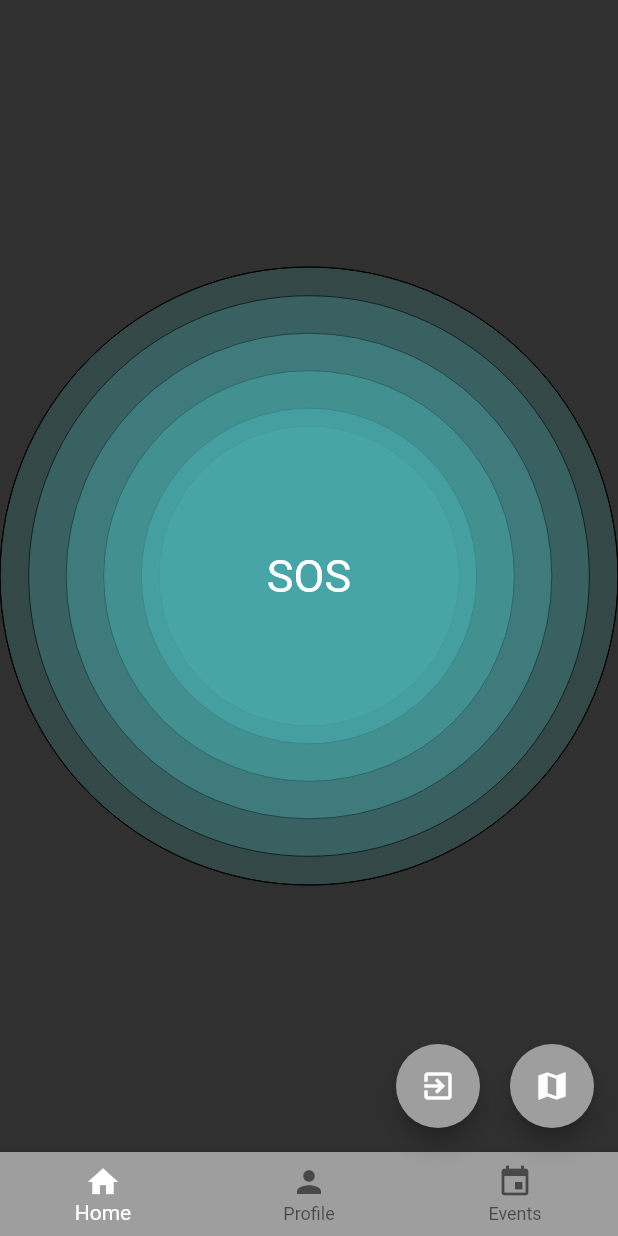
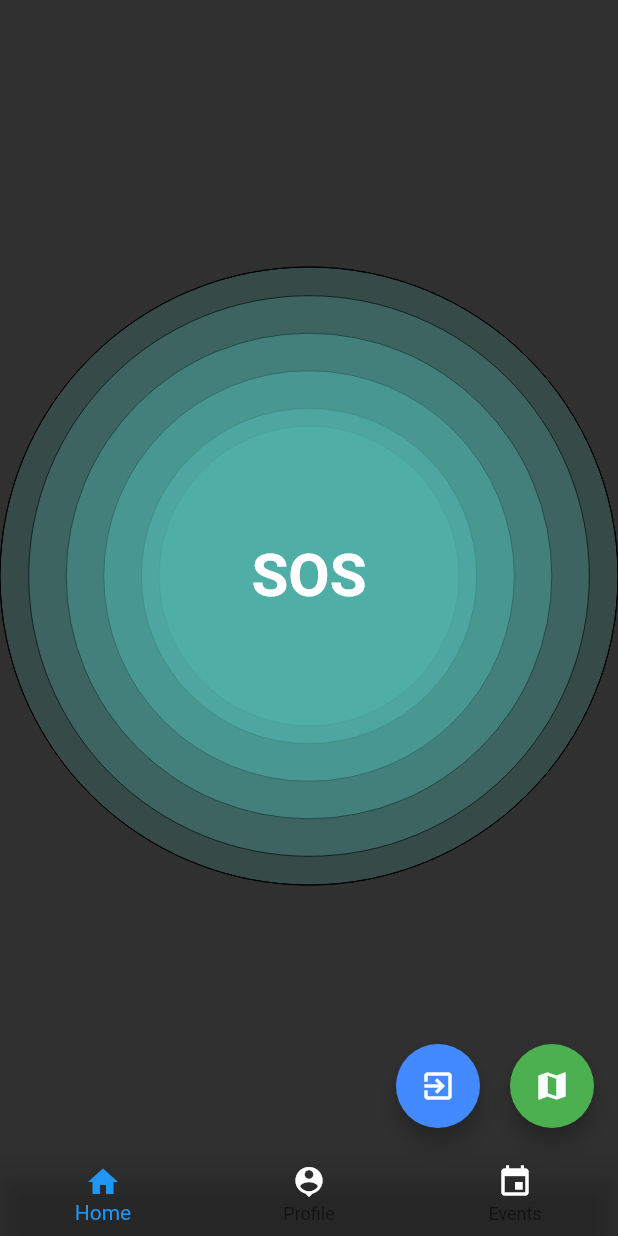
Before and after one commit to ayugupt/SukhmayApp, a Flutter app: the HomePage screen opened directly, on a phone screen of 412 x 824 dp. Run offline on Flutter 3.47's test engine with Material 2 defaults, Android fonts, the phone set to English and light mode, and no system bars; our stand-ins replace firebase_auth, firebase_database, firebase_storage, geolocator, google_maps_flutter, video_player; accounts and stored records are empty; network calls fail.

Commit message:
Added icon. changed name minor UI fixes.

```diff
--- a/lib/homePage.dart
+++ b/lib/homePage.dart
@@ -119,9 +119,9 @@ class HomePageState extends State<HomePage> with TickerProviderStateMixin {
   Widget sosSent(BuildContext c){
     return Container(
       decoration: BoxDecoration(
-        color: Colors.purple,
+        color: Color(0x0350b3ab).withOpacity(1),
         border: Border.all(
-          color: Colors.purple,
+          color: Color(0x0350b3ab),
           width: 0,
         ),
       ),
@@ -156,13 +156,6 @@ class HomePageState extends State<HomePage> with TickerProviderStateMixin {
                     );
                   }
                 },
-              ),
-            ),
-            Text(
-              'Sent',
-              style: TextStyle(
-                fontSize: 30,
-                color: Colors.white,
               ),
             ),
           ],
@@ -204,9 +197,9 @@ Widget transition(double val){
                 child: Container(
                   decoration: BoxDecoration(
                     borderRadius: new BorderRadius.all(Radius.circular(1000*_start)),
-                    color: Colors.purple,
+                    color: Color(0x0350b3ab),
                     border: Border.all(
-                      color: Colors.purple,
+                      color: Color(0x0350b3ab),
                       width: 0,
                     ),
                   ),
@@ -290,7 +283,8 @@ Widget transition(double val){
               child: Text(
                 'SOS',
                 style: TextStyle(
-                  fontSize: 30,
+                  fontSize: 40,
+                  fontWeight: FontWeight.bold,
                   color: Colors.white,
                 ),
               ),
@@ -311,7 +305,7 @@ Widget transition(double val){
           width: 0,
         ),
         shape: BoxShape.circle,
-        color: Color(0xFF48AAAD)
+        color: Color(0x0350b3ab)
             .withOpacity((500 - radius)/500),
       ),
     );
@@ -325,11 +319,11 @@ Widget transition(double val){
             bottomNavigationBar: BottomNavigationBar(
               items: <BottomNavigationBarItem>[
                 BottomNavigationBarItem(
-                    icon: Icon(Icons.home), title: Text("Home")),
+                    icon: Icon(Icons.home,color:_selectedIndex==0?Colors.blue:Colors.white), title: Text("Home",style:TextStyle(color:_selectedIndex==0?Colors.blue:Colors.white))),
                 BottomNavigationBarItem(
-                    icon: Icon(Icons.person), title: Text("Profile")),
+                    icon: Icon(Icons.person_pin,color:_selectedIndex==1?Colors.blue:Colors.white), title: Text("Profile",style:TextStyle(color:_selectedIndex==1?Colors.blue:Colors.white))),
                 BottomNavigationBarItem(
-                    icon: Icon(Icons.event), title: Text("Events")),
+                    icon: Icon(Icons.event,color:_selectedIndex==2?Colors.blue:Colors.white), title: Text("Events",style:TextStyle(color:_selectedIndex==2?Colors.blue:Colors.white))),
               ],
               currentIndex: _selectedIndex,
               onTap: (index) {
@@ -337,8 +331,8 @@ Widget transition(double val){
                   _selectedIndex = index;
                 });
               },
-              selectedItemColor: Colors.white,
-              backgroundColor: Colors.grey,
+              selectedItemColor: Colors.blue,
+              backgroundColor: Color(0x33333333),
             ),
             floatingActionButton: Row(
               children: <Widget>[
@@ -352,7 +346,7 @@ Widget transition(double val){
                       return LoginPage();
                     }), (Route<dynamic> route) => false);
                   },
-                  backgroundColor: Colors.grey,
+                  backgroundColor: Colors.blueAccent,
                   heroTag: 1,
                 ),
                 SizedBox(width: 20),
@@ -375,7 +369,7 @@ Widget transition(double val){
                       setState(() {});
                     },
                     heroTag: 2,
-                    backgroundColor: Colors.grey)
+                    backgroundColor: Colors.green)
               ],
               mainAxisAlignment: MainAxisAlignment.end,
             ))
--- a/lib/login.dart
+++ b/lib/login.dart
@@ -42,7 +42,10 @@ class LoginPageState extends State<LoginPage> {
         body: Stack(children: <Widget>[
       ListView(children: <Widget>[
         Center(
-          child: Image.asset("images/innomages_logo.png"),
+          child:Container(
+            color: Colors.white,
+            child: Image.asset("images/safesis_logo.png"),
+          ),
         ),
         Form(
             key: formKey,
--- a/lib/volunteerSignup.dart
+++ b/lib/volunteerSignup.dart
@@ -137,7 +137,10 @@ class VolunteerSignupState extends State<VolunteerSignup> {
       ListView(
         children: <Widget>[
           Center(
-            child: Image.asset("images/innomages_logo.png"),
+            child:Container(
+              color:Colors.white,
+              child: Image.asset("images/safesis_logo.png"),
+            ),
           ),
           Form(
             key: formKey,
```
Also changed, not shown: lib/main.dart (+16 -1 lines), images/safesis_logo.png (added), 7 other files.
